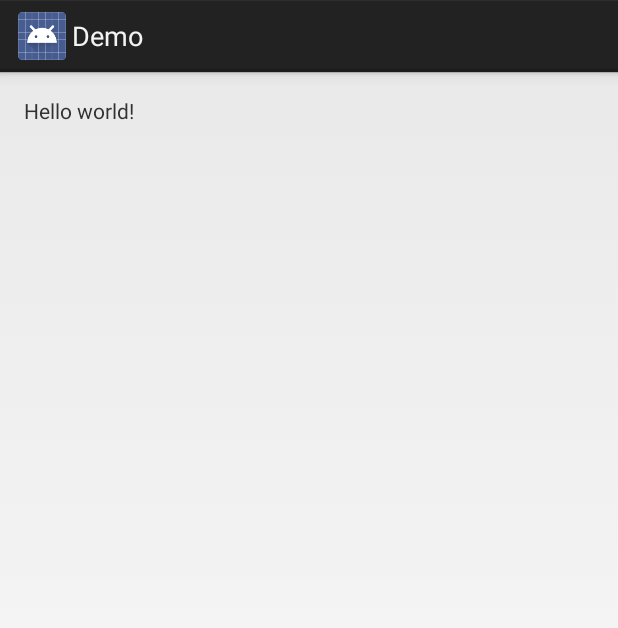
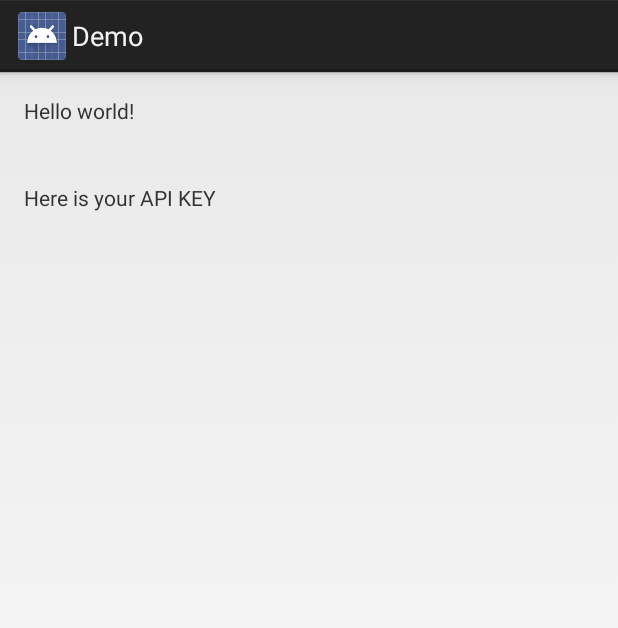
Before and after one commit to shakalaca/learning_gradle_android, an Android app: the layout activity_main.xml on its own in the app's theme, with its tools: preview values and no code run, on a phone screen of 412 x 824 dp. Shown: the top 628 px of the screen. Run offline under Robolectric (Android 15) with nearby library versions, the phone set to English and light mode, and no system bars.

Commit message:
Sample for using overlay
* Google Maps API key
* App Name

```diff
--- a/07_tricks/app/build.gradle
+++ b/07_tricks/app/build.gradle
@@ -24,8 +24,14 @@ android {
         amazonFree {
             packageName = 'com.corner23.android.amazon.free'
         }
+        amazonPaid {
+            packageName = 'com.corner23.android.amazon.paid'
+        }
         playFree {
             packageName = 'com.corner23.android.playstore.free'
+        }
+        playPaid {
+            packageName = 'com.corner23.android.playstore.paid'
         }
     }
 
--- a/07_tricks/app/src/main/AndroidManifest.xml
+++ b/07_tricks/app/src/main/AndroidManifest.xml
@@ -23,6 +23,10 @@
             </intent-filter>
         </activity>
         <activity android:name="com.corner23.android.demo.PreferenceActivity" />
+
+        <meta-data
+            android:name="com.google.android.maps.v2.API_KEY"
+            android:value="@string/google_maps_v2_key" />
     </application>
 
 </manifest>
--- a/07_tricks/app/src/main/res/layout/activity_main.xml
+++ b/07_tricks/app/src/main/res/layout/activity_main.xml
@@ -26,4 +26,11 @@
         android:layout_width="wrap_content"
         android:layout_height="wrap_content" />
 
+    <TextView
+        android:id="@+id/api_key_text"
+        android:layout_below="@+id/ver_text"
+        android:layout_width="wrap_content"
+        android:layout_height="wrap_content"
+        android:text="@string/google_maps_v2_key" />
+
 </RelativeLayout>
--- a/07_tricks/app/src/main/res/values/strings.xml
+++ b/07_tricks/app/src/main/res/values/strings.xml
@@ -4,5 +4,6 @@
     <string name="app_name">Demo</string>
     <string name="action_settings">Settings</string>
     <string name="hello_world">Hello world!</string>
+    <string name="google_maps_v2_key">Here is your API KEY</string>
 
 </resources>
```
Also changed, not shown: 4 other files.
